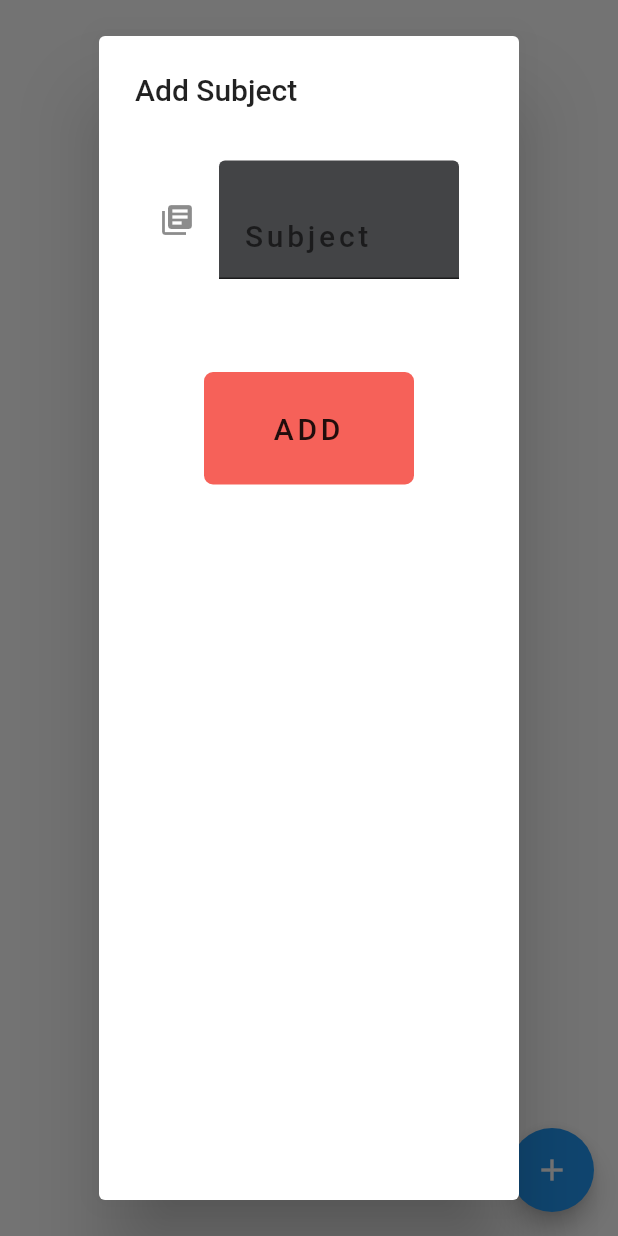
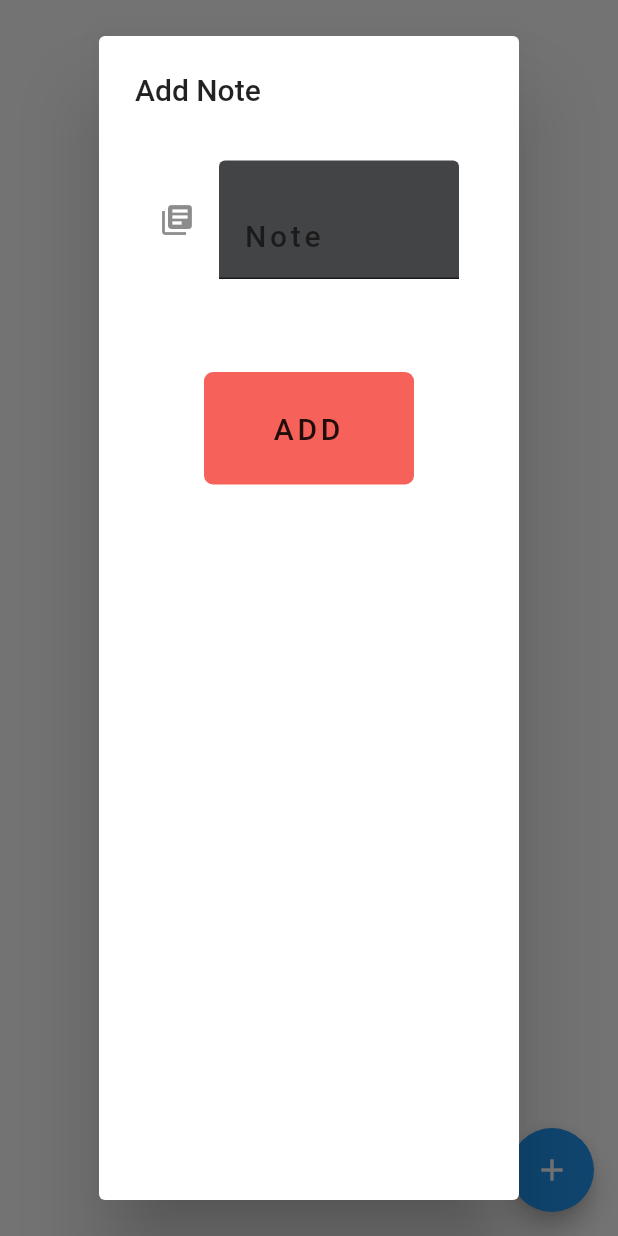
Before and after one commit to JerinFrancisA/Google-Notes, a Flutter app: the screen it shows after launch, after a tap on the "add" icon, on a phone screen of 412 x 824 dp. Run offline on Flutter 3.47's test engine with Material 2 defaults, Android fonts, the phone set to English and light mode, and no system bars; our stand-ins replace cloud_firestore, modal_progress_hud; accounts and stored records are empty; Roboto replaces fonts that are missing (Livvic).

Commit message:
notes page

```diff
--- a/lib/main.dart
+++ b/lib/main.dart
@@ -9,9 +9,9 @@ class HomeScreen extends StatelessWidget {
     return MaterialApp(
       debugShowCheckedModeBanner: false,
       title: 'Gnote',
-      initialRoute: SubjectsPage.routeName,
+      initialRoute: NotesPage.routeName,
       routes: {
-        SubjectsPage.routeName: (context) => SubjectsPage()
+        NotesPage.routeName: (context) => NotesPage()
       },
     );
   }
--- a/lib/screens/home_screen.dart
+++ b/lib/screens/home_screen.dart
@@ -4,17 +4,17 @@ import 'package:google_notes/custom_widgets/button.dart';
 import 'package:cloud_firestore/cloud_firestore.dart';
 import 'package:modal_progress_hud/modal_progress_hud.dart';
 
-class SubjectsPage extends StatefulWidget {
-  static const routeName = 'SubjectsPage';
+class NotesPage extends StatefulWidget {
+  static const routeName = 'NotesPage';
 
   @override
-  _SubjectsPageState createState() => _SubjectsPageState();
+  _NotesPageState createState() => _NotesPageState();
 }
 
-class _SubjectsPageState extends State<SubjectsPage> {
+class _NotesPageState extends State<NotesPage> {
   final _fireStore = Firestore.instance;
   bool showSpinner = false;
-  var subjectBox = InputBox(text: 'Subject', icon: Icon(Icons.library_books));
+  var subjectBox = InputBox(text: 'Note', icon: Icon(Icons.library_books));
 
   @override
   Widget build(BuildContext context) {
@@ -39,7 +39,23 @@ class _SubjectsPageState extends State<SubjectsPage> {
                   return GestureDetector(
                     onLongPress: () {},
                     child: ListTile(
-                      title: Text(''),
+                      title: Text(
+                        notes[index]['note'],
+                      ),
+                      subtitle: Text(
+                        notes[index]['date'].toString(),
+                      ),
+                      trailing: IconButton(
+                        icon: Icon(Icons.delete_outline),
+                        onPressed: () {
+                          setState(() {
+                            _fireStore
+                                .collection('subjects')
+                                .document(notes[index].documentID)
+                                .delete();
+                          });
+                        },
+                      ),
                     ),
                   );
                 },
@@ -53,19 +69,25 @@ class _SubjectsPageState extends State<SubjectsPage> {
               context: context,
               builder: (context) {
                 return AlertDialog(
-                  title: Text('Add Subject'),
+                  title: Text('Add Note'),
                   content: ListView(
                     children: <Widget>[
                       subjectBox,
                       Button(
                         text: 'ADD',
                         onPressed: () {
-                          _fireStore
-                              .collection('subjects')
-                              .document(subjectBox.input)
-                              .setData({});
+                          _fireStore.collection('subjects').document().setData(
+                            {
+                              'note': subjectBox.input,
+                              'date': DateTime.now().day.toString() +
+                                  '/' +
+                                  DateTime.now().month.toString() +
+                                  '/' +
+                                  DateTime.now().year.toString(),
+                            },
+                          );
                         },
-                      )
+                      ),
                     ],
                   ),
                 );
```
